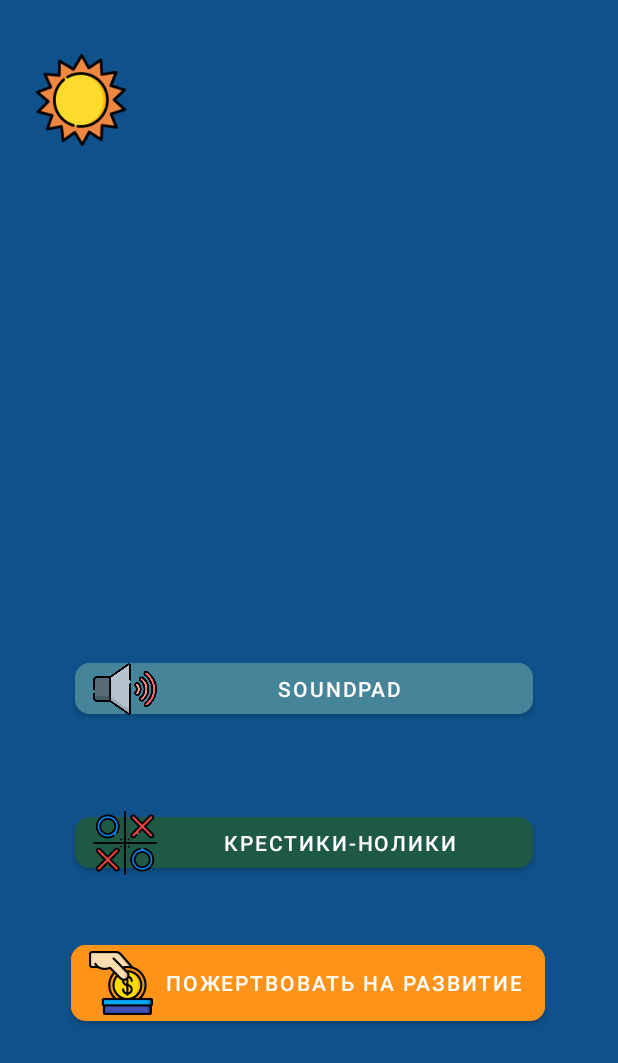
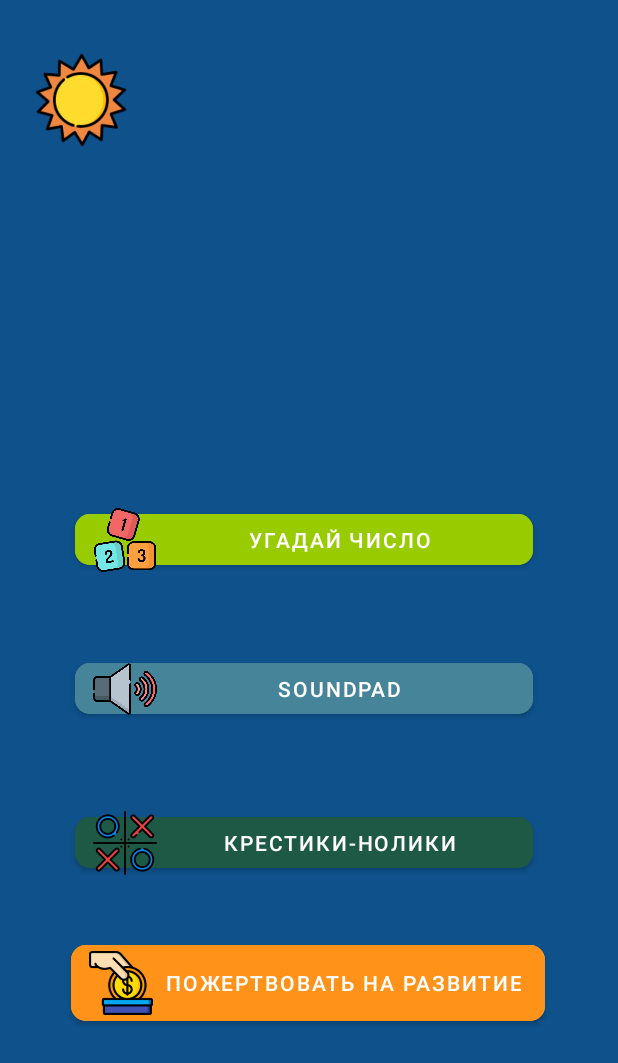
Before and after one commit to RUGameLink/Game_Box, an Android app: the MainActivity screen opened directly, with no data from a screen before it, on a phone screen of 412 x 824 dp. Shown: the top 1063 px of the screen. Run offline under Robolectric (Android 15) with nearby library versions, the light colour scheme and no system bars.

Commit message:
Подготовка новой activity для разработки игры "Угадай число" Отключение функционала SoundPad (я ее точно не напишу) Добавлен кастомный шрифт для TicTacToe Activity

```diff
--- a/app/src/main/AndroidManifest.xml
+++ b/app/src/main/AndroidManifest.xml
@@ -16,6 +16,9 @@
             android:name="com.example.ticTacToeGame.Activity.TicTacToeActivity"
             android:exported="false" />
         <activity
+            android:name="com.example.ticTacToeGame.Activity.GuessTheNumberActivity"
+            android:exported="false" />
+        <activity
             android:name="com.example.ticTacToeGame.Activity.SoundPadActivity"
             android:exported="false" />
         <activity
--- a/app/src/main/java/com/example/ticTacToeGame/Activity/MainActivity.kt
+++ b/app/src/main/java/com/example/ticTacToeGame/Activity/MainActivity.kt
@@ -14,14 +14,15 @@ import com.example.storybook.R
 import java.util.*
 
 class MainActivity : AppCompatActivity() {
-    lateinit var donateButton: Button
-    lateinit var ticTacToeButton: Button
-    lateinit var soundPadButton: Button
+    private lateinit var donateButton: Button
+    private lateinit var ticTacToeButton: Button
+    private lateinit var soundPadButton: Button
+    private lateinit var guessTheNumberButton: Button
 
-    lateinit var star1Image: ImageView
-    lateinit var star2Image: ImageView
-    lateinit var moonImage: ImageView
-    lateinit var sunnImage: ImageView
+    private lateinit var star1Image: ImageView
+    private lateinit var star2Image: ImageView
+    private lateinit var moonImage: ImageView
+    private lateinit var sunnImage: ImageView
 
     @RequiresApi(Build.VERSION_CODES.N)
     override fun onCreate(savedInstanceState: Bundle?) {
@@ -31,39 +32,49 @@ class MainActivity : AppCompatActivity() {
         donateButton.setOnClickListener(myButtonClickListener)
         ticTacToeButton.setOnClickListener(ticTacToeListener)
         soundPadButton.setOnClickListener(soundPadListener)
+        guessTheNumberButton.setOnClickListener(guessTheNumberListener)
         checkaDate()
     }
 
-    var soundPadListener: View.OnClickListener = View.OnClickListener {
+    private var soundPadListener: View.OnClickListener = View.OnClickListener {
         soundPadShow()
     }
 
-    var ticTacToeListener: View.OnClickListener = View.OnClickListener {
+    private var ticTacToeListener: View.OnClickListener = View.OnClickListener {
         ticTacToeShow()
     }
 
-    var myButtonClickListener: View.OnClickListener = View.OnClickListener {
+    private var myButtonClickListener: View.OnClickListener = View.OnClickListener {
         donating()
     }
 
-    fun donating(){
+    private var guessTheNumberListener: View.OnClickListener = View.OnClickListener {
+        guessTheNumberShow()
+    }
+
+    private fun donating(){
         val url = "https://boosty.to/sadsm"
         val i = Intent(Intent.ACTION_VIEW)
         i.data = Uri.parse(url)
         startActivity(i)
     }
 
-    fun ticTacToeShow(){
+    private fun guessTheNumberShow(){
+        val i = Intent(this, GuessTheNumberActivity::class.java)
+        startActivity(i)
+    }
+
+    private fun ticTacToeShow(){
         val i = Intent(this, TicTacToeActivity::class.java)
         startActivity(i)
     }
 
-    fun soundPadShow(){
+    private fun soundPadShow(){
         val i = Intent(this, SoundPadActivity::class.java)
         startActivity(i)
     }
 
-    fun init(){
+    private fun init(){
         donateButton = findViewById(R.id.backButton)
         star1Image = findViewById(R.id.starView1)
         star2Image = findViewById(R.id.starView2)
@@ -71,10 +82,11 @@ class MainActivity : AppCompatActivity() {
         sunnImage = findViewById(R.id.sunnView)
         ticTacToeButton = findViewById(R.id.tictactoeButton)
         soundPadButton = findViewById(R.id.soundpadButton)
+        guessTheNumberButton = findViewById(R.id.guessTheNumberButton)
     }
 
     @RequiresApi(Build.VERSION_CODES.N)
-    fun checkaDate(){
+    private fun checkaDate(){
         val date: String =
             SimpleDateFormat("HH").format(Calendar.getInstance().time)
 
--- a/app/src/main/java/com/example/ticTacToeGame/Activity/SoundPadActivity.kt
+++ b/app/src/main/java/com/example/ticTacToeGame/Activity/SoundPadActivity.kt
@@ -13,7 +13,7 @@ import androidx.appcompat.app.AppCompatActivity
 import com.example.storybook.R
 
 class SoundPadActivity : AppCompatActivity() {
-    var check = true
+/*  var check = true
   lateinit var backButton: Button
 
   lateinit var soundPool: SoundPool
@@ -108,5 +108,5 @@ class SoundPadActivity : AppCompatActivity() {
       backButton = findViewById(R.id.backButton)
       bonfireButton = findViewById(R.id.bonfireButton)
       rainButton = findViewById(R.id.rainButton)
+  }*/
 }
-}
--- /dev/null
+++ b/app/src/main/java/com/example/ticTacToeGame/Games/GuessTheGame.java
@@ -0,0 +1,4 @@
+package com.example.ticTacToeGame.Games;
+
+public class GuessTheGame {
+}
--- a/app/src/main/res/layout/activity_main.xml
+++ b/app/src/main/res/layout/activity_main.xml
@@ -6,6 +6,25 @@
     android:layout_height="match_parent"
     android:background="@color/nightfall"
     tools:context="com.example.ticTacToeGame.Activity.MainActivity">
+
+    <com.google.android.material.button.MaterialButton
+        android:id="@+id/guessTheNumberButton"
+        style="@style/Widget.MaterialComponents.Button.Icon"
+        android:layout_width="305dp"
+        android:layout_height="46dp"
+        android:backgroundTint="@color/lyght_green"
+        android:text="@string/guessTheGame"
+        app:cornerRadius="15px"
+        app:icon="@drawable/numbers"
+        app:iconSize="64px"
+        app:iconTint="@null"
+        app:layout_constraintBottom_toBottomOf="parent"
+        app:layout_constraintEnd_toEndOf="parent"
+        app:layout_constraintHorizontal_bias="0.471"
+        app:layout_constraintStart_toStartOf="parent"
+        app:layout_constraintTop_toTopOf="parent"
+        app:layout_constraintVertical_bias="0.433"
+        app:rippleColor="@color/lyghter_green" />
 
     <com.google.android.material.button.MaterialButton
         android:id="@+id/backButton"
--- a/app/src/main/res/values/colors.xml
+++ b/app/src/main/res/values/colors.xml
@@ -16,4 +16,6 @@
     <color name="lime_green">#32CD32</color>
     <color name="mainly_green">#20B2AA</color>
     <color name="mainly_blue">#468499</color>
+    <color name="lyght_green">#99CC00</color>
+    <color name="lyghter_green">#99FF33</color>
 </resources>
--- a/app/src/main/res/values/strings.xml
+++ b/app/src/main/res/values/strings.xml
@@ -11,4 +11,8 @@
     <string name="drawGame">Ничья</string>
     <string name="back">Назад</string>
     <string name="soundPad">SoundPad</string>
+    <string name="less">Меньше</string>
+    <string name="more">Больше</string>
+    <string name="equal">Равно</string>
+    <string name="guessTheGame">Угадай число</string>
 </resources>
```
Also changed, not shown: app/src/main/java/com/example/ticTacToeGame/Activity/GuessTheNumberActivity.kt (added, +52 -0 lines), app/src/main/res/layout/activity_guessthenumber.xml (added, +86 -0 lines), app/src/main/res/layout/activity_tictactoe.xml (+10 -0 lines), app/src/main/res/drawable-v24/equal.png (added), app/src/main/res/drawable-v24/less.png (added), app/src/main/res/drawable-v24/more.png (added), app/src/main/res/drawable-v24/numbers.png (added), app/src/main/res/font/tt_backwards_script_black.otf (added). Lines whose indentation alone changed are shown as unchanged.
